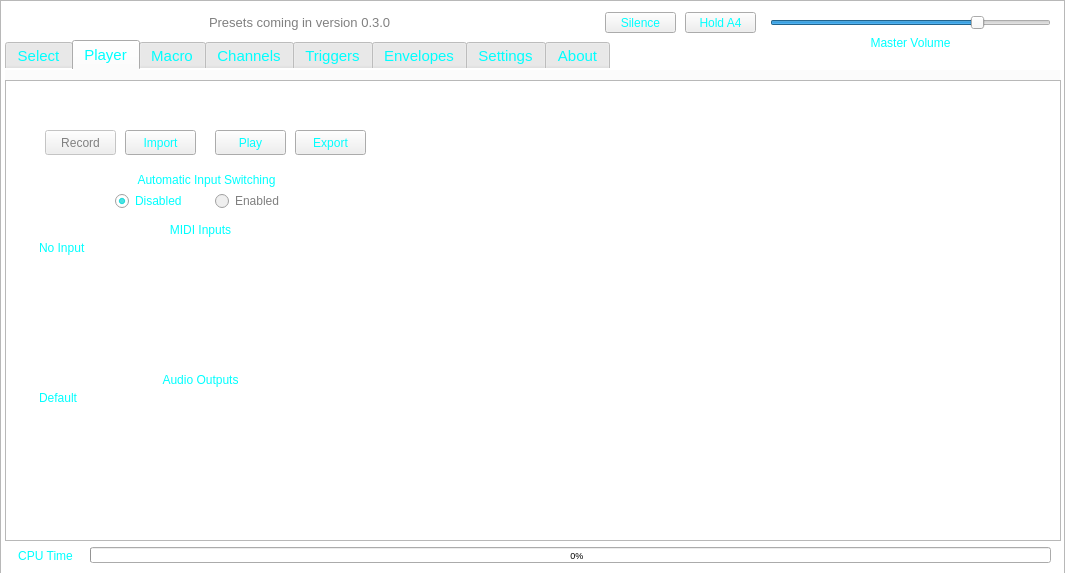
First picture: the form in soundbenchmain.ui, repository TheDaemoness/Soundbench, before the edit.
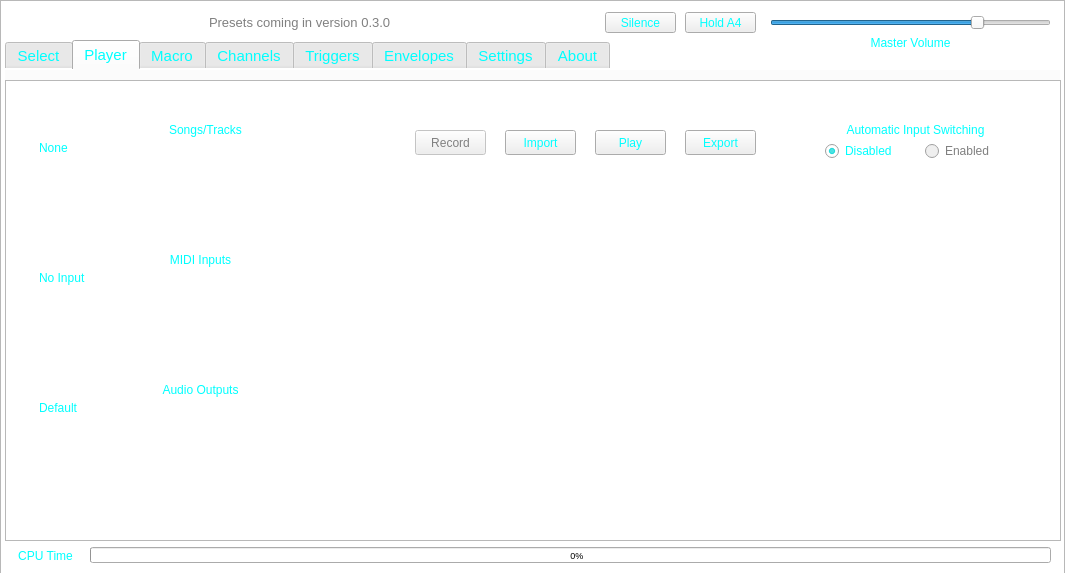
Second picture: the form after the edit. Icons and pictures are not drawn.

Commit message: Did more work on the Midi File I/O class; found a use for warning popups after some changes.

What changed in the file:
```diff
--- a/soundbenchmain.ui
+++ b/soundbenchmain.ui
@@ -480,9 +480,9 @@
       <property name="geometry">
        <rect>
         <x>390</x>
-        <y>50</y>
+        <y>100</y>
         <width>631</width>
-        <height>386</height>
+        <height>341</height>
        </rect>
       </property>
       <property name="toolTip">
@@ -500,7 +500,7 @@
      <widget class="QPushButton" name="exportButton">
       <property name="geometry">
        <rect>
-        <x>290</x>
+        <x>680</x>
         <y>60</y>
         <width>71</width>
         <height>25</height>
@@ -519,7 +519,7 @@
       </property>
       <property name="geometry">
        <rect>
-        <x>120</x>
+        <x>500</x>
         <y>60</y>
         <width>71</width>
         <height>25</height>
@@ -538,7 +538,7 @@
       </property>
       <property name="geometry">
        <rect>
-        <x>40</x>
+        <x>410</x>
         <y>60</y>
         <width>71</width>
         <height>25</height>
@@ -551,9 +551,9 @@
      <widget class="QLabel" name="inputSwitchingLabel">
       <property name="geometry">
        <rect>
-        <x>36</x>
-        <y>100</y>
-        <width>331</width>
+        <x>800</x>
+        <y>50</y>
+        <width>221</width>
         <height>20</height>
        </rect>
       </property>
@@ -571,8 +571,8 @@
      <widget class="QRadioButton" name="radioButton">
       <property name="geometry">
        <rect>
-        <x>110</x>
-        <y>120</y>
+        <x>820</x>
+        <y>70</y>
         <width>91</width>
         <height>22</height>
        </rect>
@@ -590,8 +590,8 @@
       </property>
       <property name="geometry">
        <rect>
-        <x>210</x>
-        <y>120</y>
+        <x>920</x>
+        <y>70</y>
         <width>81</width>
         <height>22</height>
        </rect>
@@ -607,7 +607,7 @@
       <property name="geometry">
        <rect>
         <x>30</x>
-        <y>150</y>
+        <y>180</y>
         <width>331</width>
         <height>20</height>
        </rect>
@@ -623,7 +623,7 @@
       <property name="geometry">
        <rect>
         <x>30</x>
-        <y>300</y>
+        <y>310</y>
         <width>331</width>
         <height>20</height>
        </rect>
@@ -639,9 +639,9 @@
       <property name="geometry">
        <rect>
         <x>30</x>
-        <y>170</y>
+        <y>200</y>
         <width>341</width>
-        <height>121</height>
+        <height>101</height>
        </rect>
       </property>
       <property name="styleSheet">
@@ -662,9 +662,9 @@
       <property name="geometry">
        <rect>
         <x>30</x>
-        <y>320</y>
+        <y>330</y>
         <width>341</width>
-        <height>121</height>
+        <height>101</height>
        </rect>
       </property>
       <property name="styleSheet">
@@ -684,7 +684,7 @@
       </property>
       <property name="geometry">
        <rect>
-        <x>210</x>
+        <x>590</x>
         <y>60</y>
         <width>71</width>
         <height>25</height>
@@ -708,6 +708,45 @@
        <bool>true</bool>
       </property>
      </widget>
+     <widget class="QListWidget" name="songsTracksList">
+      <property name="geometry">
+       <rect>
+        <x>30</x>
+        <y>70</y>
+        <width>341</width>
+        <height>101</height>
+       </rect>
+      </property>
+      <property name="styleSheet">
+       <string notr="true">QListWidget {
+	background-color: rgba(0, 0, 0, 0);
+}</string>
+      </property>
+      <property name="selectionRectVisible">
+       <bool>false</bool>
+      </property>
+      <item>
+       <property name="text">
+        <string>None</string>
+       </property>
+      </item>
+     </widget>
+     <widget class="QLabel" name="songsTracksLabel">
+      <property name="geometry">
+       <rect>
+        <x>30</x>
+        <y>50</y>
+        <width>341</width>
+        <height>20</height>
+       </rect>
+      </property>
+      <property name="text">
+       <string>Songs/Tracks</string>
+      </property>
+      <property name="alignment">
+       <set>Qt::AlignCenter</set>
+      </property>
+     </widget>
     </widget>
     <widget class="QWidget" name="tabMacro">
      <attribute name="title">
```
The commit also changes 10 other files.
